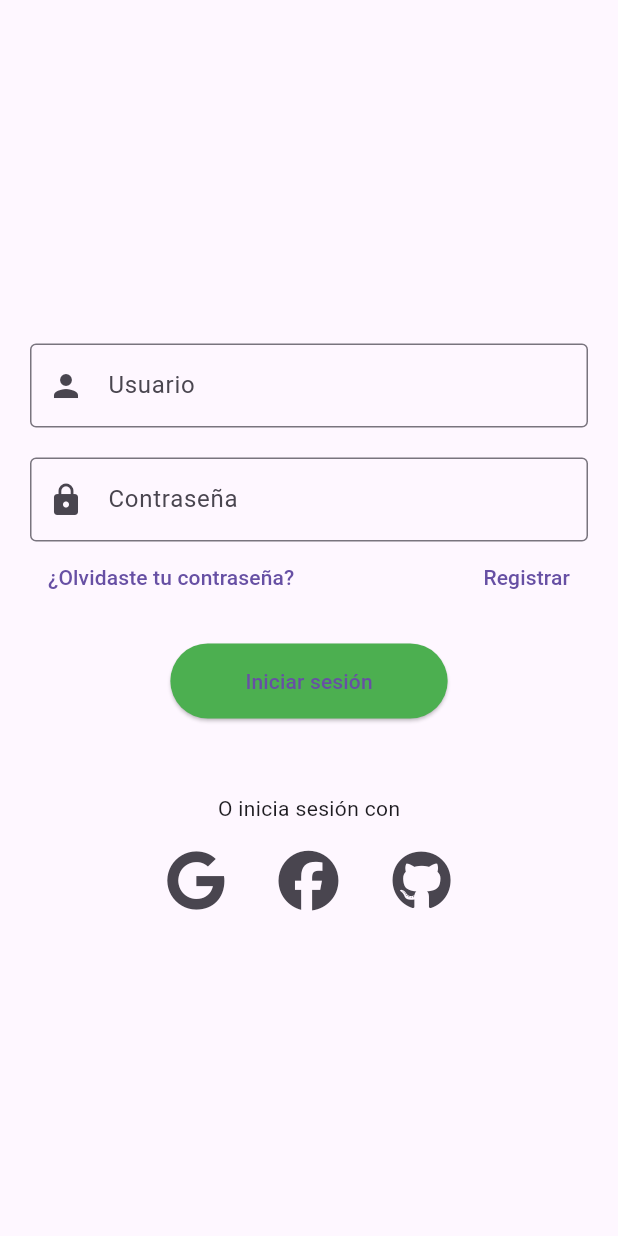
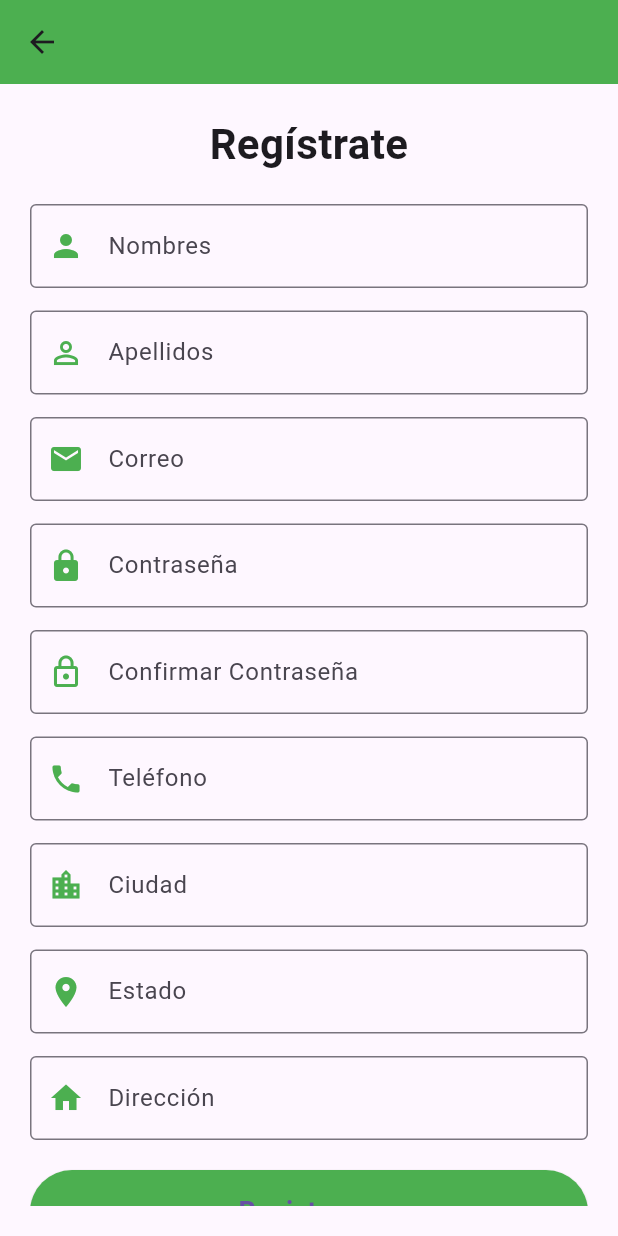
Before and after one commit to DulceST/ProyectoMoviles, a Flutter app: the screen it shows after launch, after a tap on "Registrar", on a phone screen of 412 x 824 dp. Run offline on Flutter 3.47's test engine with Material 3 defaults, Android fonts, the phone set to English and light mode, and no system bars; our stand-ins replace cloud_firestore, convex_bottom_bar, firebase_auth, firebase_core, flutter_form_builder, font_awesome_flutter and 2 more; missing offline and left inert: animated_floating_buttons; accounts and stored records are empty.

Commit message:
Ventana para registrar un usuario

```diff
--- a/lib/main.dart
+++ b/lib/main.dart
@@ -4,6 +4,7 @@ import 'package:proyecto_moviles/screens/add_location_screen.dart';
 import 'package:proyecto_moviles/screens/home_screen.dart';
 import 'package:proyecto_moviles/screens/login_screen.dart';
 import 'package:proyecto_moviles/screens/recycling_map_screen.dart';
+import 'package:proyecto_moviles/screens/register_screen.dart';
 
 void main() async{
   WidgetsFlutterBinding.ensureInitialized(); // Asegura que la app esté completamente inicializada
@@ -22,8 +23,9 @@ class MainApp extends StatelessWidget {
       routes: {
        "/home": (context) => const HomeScreen(),
        "/recycling_map": (context) => RecyclingMapScreen(),
-       "/add_location": (context)=> AddLocationScreen(),
-       "/login": (contect)=> const LoginScreen()
+       "/add_location": (context) => AddLocationScreen(),
+       "/login": (context) => const LoginScreen(),
+       "/register": (context) => const RegisterScreen(),
       },
     );
   }
--- a/lib/screens/home_screen.dart
+++ b/lib/screens/home_screen.dart
@@ -1,8 +1,6 @@
 import 'package:animated_floating_buttons/widgets/animated_floating_action_button.dart';
 import 'package:convex_bottom_bar/convex_bottom_bar.dart';
 import 'package:flutter/material.dart';
-import 'package:flutter/widgets.dart';
-import 'package:proyecto_moviles/screens/recycling_map_screen.dart';
 
 class HomeScreen extends StatefulWidget {
   const HomeScreen({super.key});
@@ -19,7 +17,7 @@ final GlobalKey<AnimatedFloatingActionButtonState> key =GlobalKey<AnimatedFloati
     return Scaffold(
       appBar: AppBar(),
       bottomNavigationBar: ConvexAppBar(
-        items: [
+        items: const [
           TabItem(icon: Icons.home, title: 'Home'),
           TabItem(icon: Icons.map, title: 'Recycling Map'),
           TabItem(icon: Icons.exit_to_app, title: 'Exit'),
--- a/lib/screens/login_screen.dart
+++ b/lib/screens/login_screen.dart
@@ -69,7 +69,7 @@ class _LoginScreenState extends State<LoginScreen> {
                 ),
                 TextButton(
                   onPressed: () {
-                    // Lógica para navegar a la pantalla de registro
+                    Navigator.popAndPushNamed(context, '/register');
                   },
                   child: const Text('Registrar'),
                 ),
--- /dev/null
+++ b/lib/screens/register_screen.dart
@@ -0,0 +1,214 @@
+import 'package:flutter/material.dart';
+
+class RegisterScreen extends StatefulWidget {
+  const RegisterScreen({super.key});
+
+  @override
+  _RegisterScreen createState() => _RegisterScreen();
+}
+
+class _RegisterScreen extends State<RegisterScreen> {
+  final _formKey = GlobalKey<FormState>();
+
+  // Controladores para los campos
+  final _nameController = TextEditingController();
+  final _surnameController = TextEditingController();
+  final _emailController = TextEditingController();
+  final _passwordController = TextEditingController();
+  final _confirmPasswordController = TextEditingController();
+  final _phoneController = TextEditingController();
+  final _cityController = TextEditingController();
+  final _stateController = TextEditingController();
+  final _addressController = TextEditingController();
+
+  // Método para manejar el registro
+  void _register() {
+    if (_formKey.currentState?.validate() == true) {
+      // Aquí puedes añadir la lógica para registrar al usuario
+      ScaffoldMessenger.of(context).showSnackBar(
+        const SnackBar(content: Text('Usuario registrado exitosamente')),
+      );
+    }
+  }
+
+  @override
+  Widget build(BuildContext context) {
+    return Scaffold(
+      appBar: AppBar(
+        backgroundColor: Colors.green,
+        leading: IconButton(
+          icon: const Icon(Icons.arrow_back),
+          onPressed: () {
+            Navigator.popAndPushNamed(context, '/login');
+          },
+        ),
+      ),
+      body: Padding(
+        padding: const EdgeInsets.all(20.0),
+        child: Form(
+          key: _formKey,
+          child: SingleChildScrollView(
+            child: Column(
+              crossAxisAlignment: CrossAxisAlignment.stretch,
+              children: [
+                const Text(
+                  'Regístrate',
+                  style: TextStyle(fontSize: 28, fontWeight: FontWeight.bold),
+                  textAlign: TextAlign.center,
+                ),
+                const SizedBox(height: 20),
+                _buildTextField(
+                  controller: _nameController,
+                  label: 'Nombres',
+                  icon: Icons.person,
+                  validator: (value) {
+                    if (value == null || value.isEmpty) {
+                      return 'Por favor, ingresa tus nombres';
+                    }
+                    return null;
+                  },
+                ),
+                const SizedBox(height: 15),
+                _buildTextField(
+                  controller: _surnameController,
+                  label: 'Apellidos',
+                  icon: Icons.person_outline,
+                  validator: (value) {
+                    if (value == null || value.isEmpty) {
+                      return 'Por favor, ingresa tus apellidos';
+                    }
+                    return null;
+                  },
+                ),
+                const SizedBox(height: 15),
+                _buildTextField(
+                  controller: _emailController,
+                  label: 'Correo',
+                  icon: Icons.email,
+                  keyboardType: TextInputType.emailAddress,
+                  validator: (value) {
+                    if (value == null || value.isEmpty) {
+                      return 'Por favor, ingresa un correo válido';
+                    }
+                    return null;
+                  },
+                ),
+                const SizedBox(height: 15),
+                _buildTextField(
+                  controller: _passwordController,
+                  label: 'Contraseña',
+                  icon: Icons.lock,
+                  obscureText: true,
+                  validator: (value) {
+                    if (value == null || value.length < 6) {
+                      return 'La contraseña debe tener al menos 6 caracteres';
+                    }
+                    return null;
+                  },
+                ),
+                const SizedBox(height: 15),
+                _buildTextField(
+                  controller: _confirmPasswordController,
+                  label: 'Confirmar Contraseña',
+                  icon: Icons.lock_outline,
+                  obscureText: true,
+                  validator: (value) {
+                    if (value != _passwordController.text) {
+                      return 'Las contraseñas no coinciden';
+                    }
+                    return null;
+                  },
+                ),
+                const SizedBox(height: 15),
+                _buildTextField(
+                  controller: _phoneController,
+                  label: 'Teléfono',
+                  icon: Icons.phone,
+                  keyboardType: TextInputType.phone,
+                  validator: (value) {
+                    if (value == null || value.isEmpty) {
+                      return 'Por favor, ingresa un número de teléfono';
+                    }
+                    return null;
+                  },
+                ),
+                const SizedBox(height: 15),
+                _buildTextField(
+                  controller: _cityController,
+                  label: 'Ciudad',
+                  icon: Icons.location_city,
+                  validator: (value) {
+                    if (value == null || value.isEmpty) {
+                      return 'Por favor, ingresa tu ciudad';
+                    }
+                    return null;
+                  },
+                ),
+                const SizedBox(height: 15),
+                _buildTextField(
+                  controller: _stateController,
+                  label: 'Estado',
+                  icon: Icons.location_on,
+                  validator: (value) {
+                    if (value == null || value.isEmpty) {
+                      return 'Por favor, ingresa tu estado';
+                    }
+                    return null;
+                  },
+                ),
+                const SizedBox(height: 15),
+                _buildTextField(
+                  controller: _addressController,
+                  label: 'Dirección',
+                  icon: Icons.home,
+                  validator: (value) {
+                    if (value == null || value.isEmpty) {
+                      return 'Por favor, ingresa tu dirección';
+                    }
+                    return null;
+                  },
+                ),
+                const SizedBox(height: 20),
+                ElevatedButton(
+                  onPressed: _register,
+                  style: ElevatedButton.styleFrom(
+                    backgroundColor: Colors.green,
+                    padding: const EdgeInsets.symmetric(vertical: 15),
+                  ),
+                  child: const Text(
+                    'Registrarse',
+                    style: TextStyle(fontSize: 18, fontWeight: FontWeight.bold),
+                  ),
+                ),
+              ],
+            ),
+          ),
+        ),
+      ),
+    );
+  }
+
+  Widget _buildTextField({
+    required TextEditingController controller,
+    required String label,
+    required IconData icon,
+    bool obscureText = false,
+    TextInputType keyboardType = TextInputType.text,
+    String? Function(String?)? validator,
+  }) {
+    return TextFormField(
+      controller: controller,
+      decoration: InputDecoration(
+        labelText: label,
+        prefixIcon: Icon(icon, color: Colors.green),
+        border: OutlineInputBorder(),
+        focusedBorder: OutlineInputBorder(
+          borderSide: BorderSide(color: Colors.green),
+        ),
+      ),
+      obscureText: obscureText,
+      keyboardType: keyboardType,
+      validator: validator,
+    );
+  }
+}
```
Also changed, not shown: 2 other files.
